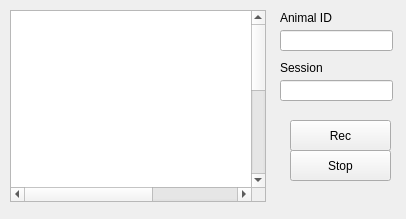
Old version of the form MasterRunner/form.ui in the repository ef-lab/Experiments.
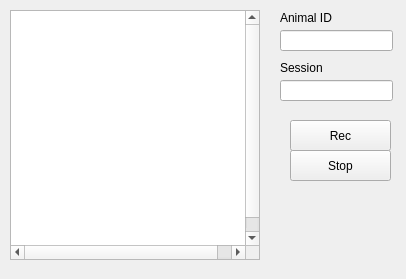
New version of the form.

What changed in the file:
```diff
--- a/MasterRunner/form.ui
+++ b/MasterRunner/form.ui
@@ -13,7 +13,7 @@
     <x>0</x>
     <y>0</y>
     <width>406</width>
-    <height>219</height>
+    <height>279</height>
    </rect>
   </property>
   <property name="windowTitle">
@@ -37,8 +37,8 @@
     <rect>
      <x>10</x>
      <y>10</y>
-     <width>256</width>
-     <height>192</height>
+     <width>250</width>
+     <height>250</height>
     </rect>
    </property>
    <property name="sizePolicy">
@@ -49,8 +49,8 @@
    </property>
    <property name="maximumSize">
     <size>
-     <width>400</width>
-     <height>400</height>
+     <width>250</width>
+     <height>250</height>
     </size>
    </property>
    <property name="frameShape">
@@ -66,8 +66,8 @@
     <rectf>
      <x>0.000000000000000</x>
      <y>0.000000000000000</y>
-     <width>400.000000000000000</width>
-     <height>399.000000000000000</height>
+     <width>250.000000000000000</width>
+     <height>250.000000000000000</height>
     </rectf>
    </property>
    <property name="alignment">
```
Left out of the diff: 3 changed lines with no effect on the pictures.
